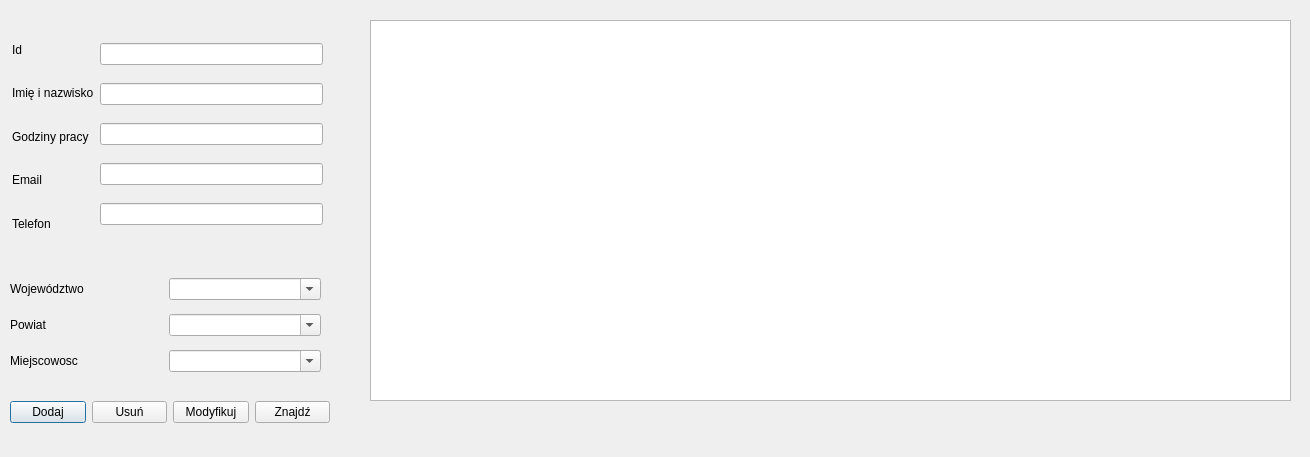
This is Handel/traderdialog.ui in hergerr/POProject as Qt 5 draws it before an edit. The edited form follows.
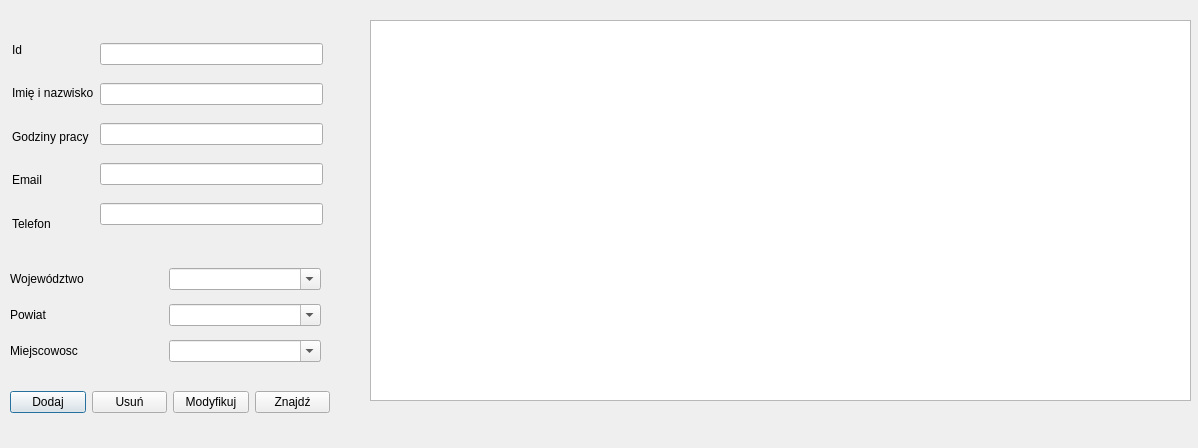
This is the edited form.

The edit to the form file:
```diff
--- a/Handel/traderdialog.ui
+++ b/Handel/traderdialog.ui
@@ -6,8 +6,8 @@
    <rect>
     <x>0</x>
     <y>0</y>
-    <width>1310</width>
-    <height>457</height>
+    <width>1198</width>
+    <height>448</height>
    </rect>
   </property>
   <property name="windowTitle">
@@ -17,7 +17,7 @@
    <property name="geometry">
     <rect>
      <x>10</x>
-     <y>270</y>
+     <y>260</y>
      <width>311</width>
      <height>111</height>
     </rect>
@@ -83,7 +83,7 @@
    <property name="geometry">
     <rect>
      <x>10</x>
-     <y>400</y>
+     <y>390</y>
      <width>320</width>
      <height>25</height>
     </rect>
@@ -124,7 +124,7 @@
     <rect>
      <x>370</x>
      <y>20</y>
-     <width>921</width>
+     <width>821</width>
      <height>381</height>
     </rect>
    </property>
```
